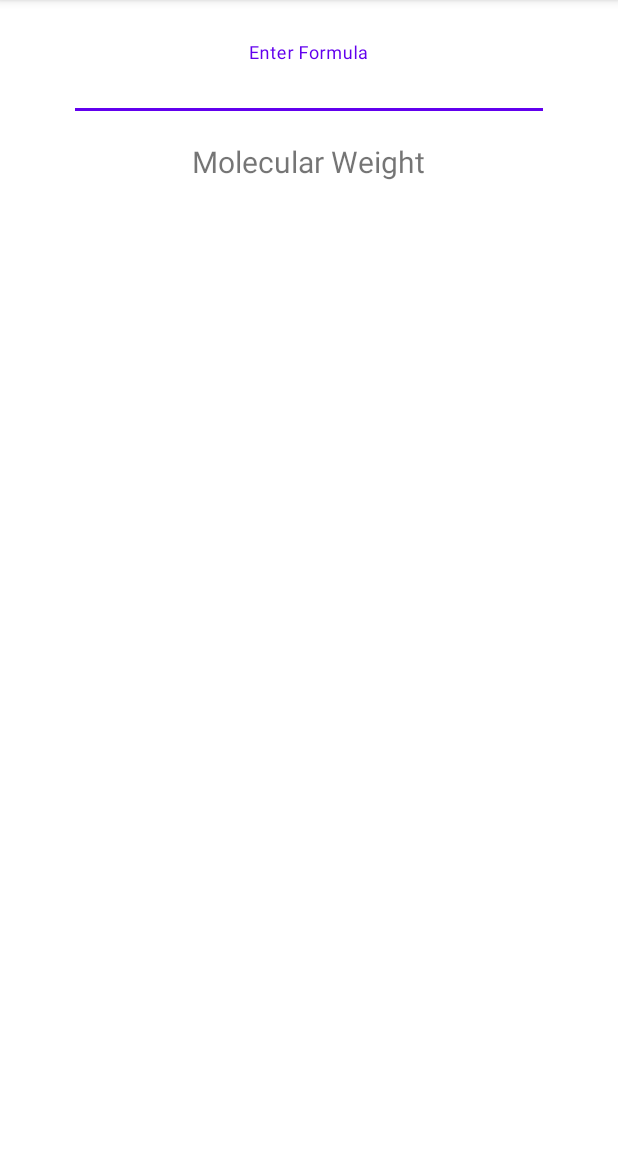
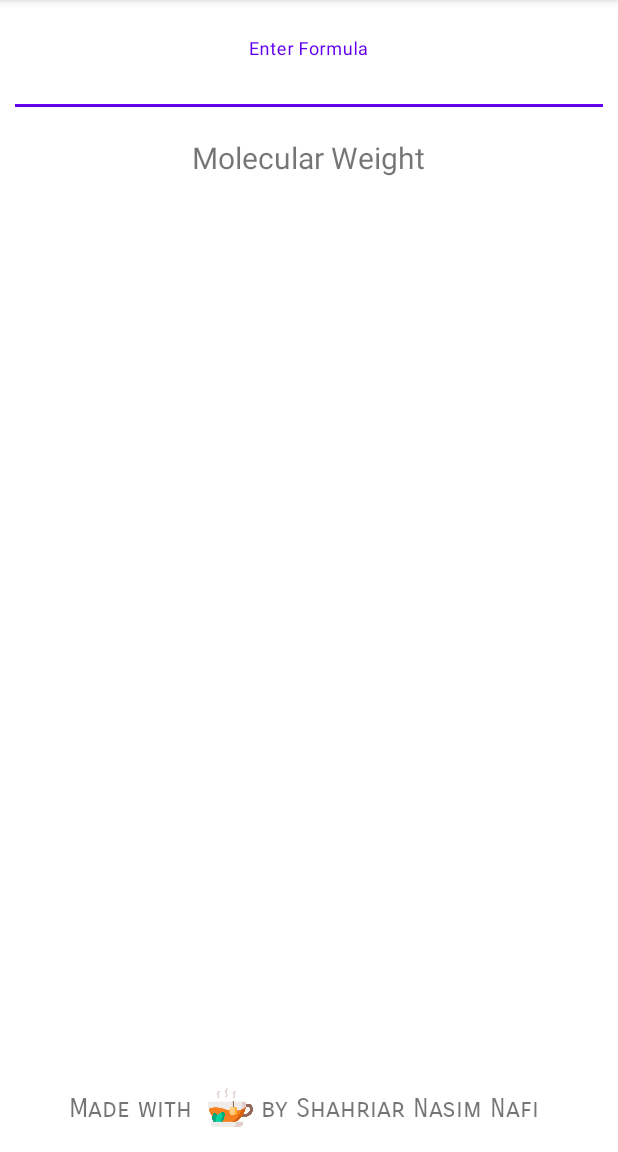
Before and after one commit to SNNafi/MolarMassCalculator-Android, an Android app: the screen it shows after launch (MainActivity), on a phone screen of 412 x 824 dp, the part 84-1236 px from its top. Run offline under Robolectric (Android 15) with nearby library versions, the phone set to English and light mode, and no system bars; 1 statement that could not run was skipped.

Commit message:
Bug Fixed

```diff
--- a/app/src/main/res/layout/activity_main.xml
+++ b/app/src/main/res/layout/activity_main.xml
@@ -4,6 +4,7 @@
   -->
 
 <LinearLayout xmlns:android="http://schemas.android.com/apk/res/android"
+    xmlns:app="http://schemas.android.com/apk/res-auto"
     xmlns:tools="http://schemas.android.com/tools"
     android:layout_width="match_parent"
     android:layout_height="match_parent"
@@ -15,9 +16,7 @@
     <com.google.android.material.textfield.TextInputLayout
         android:layout_width="match_parent"
         android:layout_height="wrap_content"
-        android:layout_marginLeft="40dp"
-        android:layout_marginTop="8dp"
-        android:layout_marginRight="40dp"
+        android:layout_marginTop="40dp"
         android:layout_marginBottom="20dp"
         android:background="@color/white">
 
@@ -53,5 +52,35 @@
         android:layout_width="match_parent"
         android:layout_height="match_parent"
         android:padding="10dp"/>
+    <LinearLayout
+        android:layout_width="match_parent"
+        android:layout_height="70dp"
+        android:gravity="center_horizontal"
+        android:orientation="horizontal">
+        <TextView
+            android:layout_width="wrap_content"
+            android:layout_height="wrap_content"
+            android:layout_marginTop="5dp"
+            android:layout_marginBottom="5dp"
+            android:layout_marginEnd="5dp"
+            android:text="Made with "
+            android:fontFamily="sans-serif-smallcaps"
+            android:textSize="17sp" />
+
+        <ImageView
+            android:layout_width="30dp"
+            android:layout_height="30dp"
+             android:src="@drawable/tea" />
+
+        <TextView
+            android:layout_width="wrap_content"
+            android:layout_height="wrap_content"
+            android:layout_marginTop="5dp"
+            android:layout_marginStart="5dp"
+            android:layout_marginBottom="5dp"
+            android:text="by Shahriar Nasim Nafi "
+            android:fontFamily="sans-serif-smallcaps"
+            android:textSize="17sp" />
+    </LinearLayout>
 
 </LinearLayout>
```
Also changed, not shown: app/src/main/res/drawable/tea.png (added), 3 other files.
